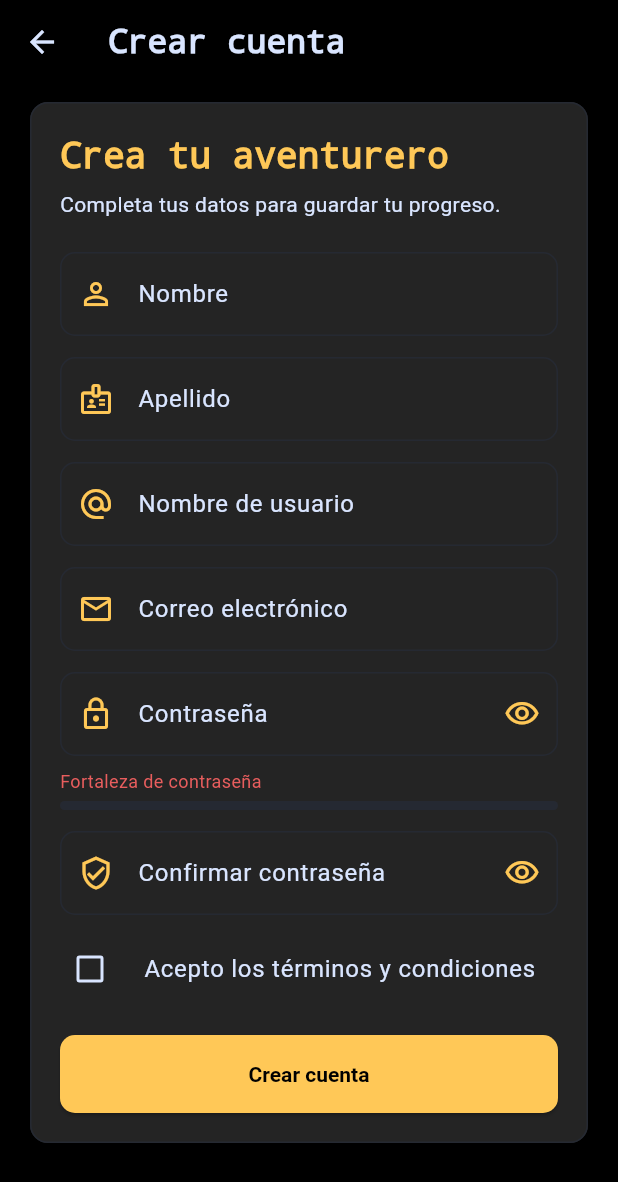
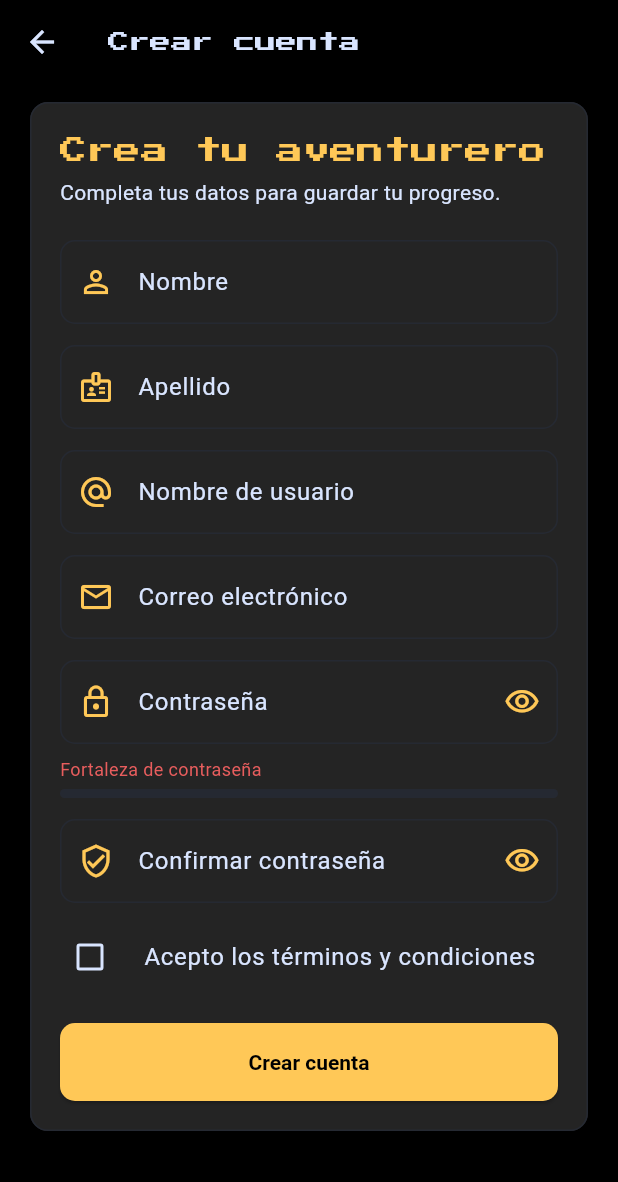
Before and after one commit to andrespitta7-debug/backend, a Flutter app: the screen it shows after launch, after a tap on "Crear cuenta", on a phone screen of 412 x 824 dp. Shown: the top 1182 px of the screen. Run offline on Flutter 3.47's test engine with Material 3 defaults, Android fonts, the phone set to English and light mode, and no system bars; our stand-ins replace flutter_secure_storage, shared_preferences, sqflite; accounts and stored records are empty.

Commit message:
feat: refinamiento visual retro en combate
- Agregada fuente Press Start 2P para títulos.

- Animaciones añadidas: shake al recibir daño, barras de vida dinámicas, y números flotantes.

```diff
--- a/lib/presentation/theme/app_theme.dart
+++ b/lib/presentation/theme/app_theme.dart
@@ -36,13 +36,13 @@ class AppTheme {
       textTheme: baseTextTheme.copyWith(
         headlineSmall: baseTextTheme.headlineSmall?.copyWith(
           color: doradoCritico,
-          fontFamily: 'monospace',
-          fontWeight: FontWeight.bold,
+          fontFamily: 'PressStart2P',
+          fontSize: 18,
         ),
         titleLarge: baseTextTheme.titleLarge?.copyWith(
           color: azulTexto,
-          fontFamily: 'monospace',
-          fontWeight: FontWeight.bold,
+          fontFamily: 'PressStart2P',
+          fontSize: 14,
         ),
         titleMedium: baseTextTheme.titleMedium?.copyWith(
           color: azulTexto,
@@ -50,6 +50,11 @@ class AppTheme {
         ),
         bodyLarge: baseTextTheme.bodyLarge?.copyWith(color: azulTexto),
         bodyMedium: baseTextTheme.bodyMedium?.copyWith(color: azulTexto),
+        labelLarge: baseTextTheme.labelLarge?.copyWith(
+          color: azulTexto,
+          fontFamily: 'PressStart2P',
+          fontSize: 10,
+        ),
       ),
       cardTheme: CardThemeData(
         color: superficieNoche,
@@ -71,7 +76,10 @@ class AppTheme {
           shape: RoundedRectangleBorder(
             borderRadius: BorderRadius.circular(10),
           ),
-          textStyle: const TextStyle(fontWeight: FontWeight.bold),
+          textStyle: const TextStyle(
+            fontWeight: FontWeight.bold,
+            fontSize: 14,
+          ),
         ),
       ),
       textButtonTheme: TextButtonThemeData(
--- a/pubspec.yaml
+++ b/pubspec.yaml
@@ -94,3 +94,7 @@ flutter:
   #
   # For details regarding fonts from package dependencies,
   # see https://flutter.dev/to/font-from-package
+  fonts:
+    - family: PressStart2P
+      fonts:
+        - asset: assets/fonts/PressStart2P-Regular.ttf
```
Also changed, not shown: lib/presentation/screens/combate/combate_screen.dart (+81 -21 lines), assets/fonts/PressStart2P-Regular.ttf (added).
